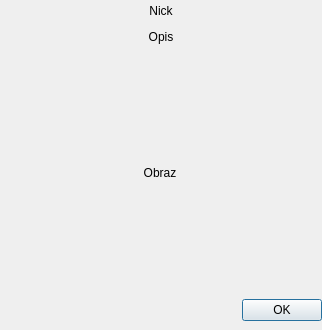
The window that ui/cam.ui (gitter-badger/simplechatclient) describes before a commit, drawn with Qt 5.
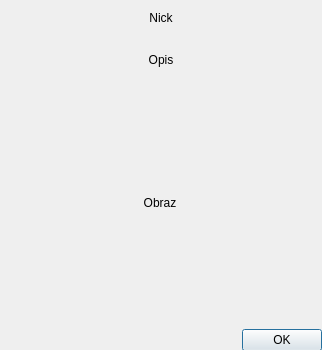
The same window after the commit. Icons and pictures are not drawn.

Commit message: add word wrap to cam desc

What changed in the file:
```diff
--- a/ui/cam.ui
+++ b/ui/cam.ui
@@ -7,19 +7,19 @@
     <x>0</x>
     <y>0</y>
     <width>322</width>
-    <height>330</height>
+    <height>350</height>
    </rect>
   </property>
   <property name="minimumSize">
    <size>
     <width>322</width>
-    <height>330</height>
+    <height>350</height>
    </size>
   </property>
   <property name="maximumSize">
    <size>
     <width>322</width>
-    <height>330</height>
+    <height>350</height>
    </size>
   </property>
   <property name="windowTitle">
@@ -35,7 +35,7 @@
      <x>0</x>
      <y>0</y>
      <width>322</width>
-     <height>321</height>
+     <height>351</height>
     </rect>
    </property>
    <layout class="QVBoxLayout" name="verticalLayout">
@@ -63,12 +63,22 @@
     </item>
     <item>
      <widget class="QLabel" name="label_desc">
+      <property name="font">
+       <font>
+        <underline>false</underline>
+        <strikeout>false</strikeout>
+        <kerning>true</kerning>
+       </font>
+      </property>
       <property name="text">
        <string>Opis</string>
       </property>
       <property name="alignment">
        <set>Qt::AlignCenter</set>
       </property>
+      <property name="wordWrap">
+       <bool>true</bool>
+      </property>
      </widget>
     </item>
     <item>
```
The commit also changes 1 other file.
